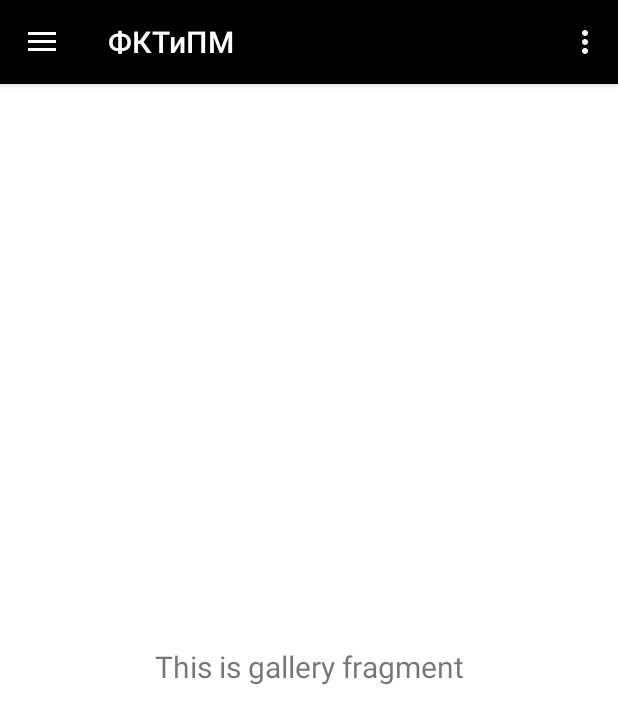
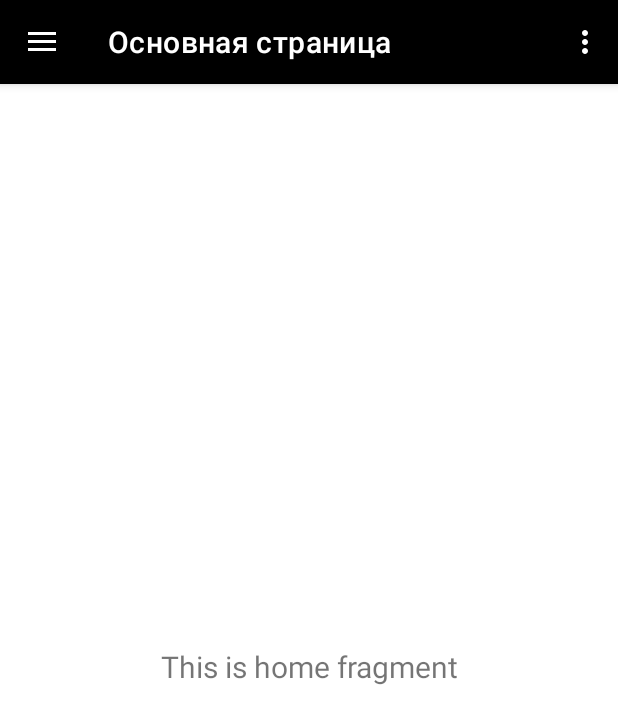
Before and after one commit to eneyshlemil/UniversityInformation, an Android app: the screen it shows after launch (MainActivity), on a phone screen of 412 x 824 dp. Shown: the top 724 px of the screen. Run offline under Robolectric (Android 15) with nearby library versions, the phone set to English and light mode, and no system bars; our stand-ins replace navigation-ui.

Commit message:
-основная страница

```diff
--- a/app/src/main/java/com/example/universityinformation/FacultyActivity.java
+++ /dev/null
@@ -1,14 +0,0 @@
-package com.example.universityinformation;
-
-import androidx.appcompat.app.AppCompatActivity;
-
-import android.os.Bundle;
-
-public class FacultyActivity extends AppCompatActivity {
-
-    @Override
-    protected void onCreate(Bundle savedInstanceState) {
-        super.onCreate(savedInstanceState);
-        setContentView(R.layout.activity_faculty);
-    }
-}
--- a/app/src/main/java/com/example/universityinformation/MainActivity.java
+++ b/app/src/main/java/com/example/universityinformation/MainActivity.java
@@ -40,7 +40,7 @@ public class MainActivity extends AppCompatActivity {
         generateFacultiesMenu(this.faculties);
         NavigationView navigationView = binding.navView;
         mAppBarConfiguration = new AppBarConfiguration.Builder(
-                R.id.nav_fktipm)
+                R.id.nav_home)
                 .setOpenableLayout(drawer)
                 .build();
         NavController navController = Navigation.findNavController(this, R.id.faculty_information);
--- a/app/src/main/java/com/example/universityinformation/ui/fktipm/GalleryFragment.java
+++ b/app/src/main/java/com/example/universityinformation/ui/fktipm/HomeFragment.java
@@ -1,4 +1,4 @@
-package com.example.universityinformation.ui.fktipm;
+package com.example.universityinformation.ui.home;
 
 import android.os.Bundle;
 import android.view.LayoutInflater;
@@ -12,23 +12,23 @@ import androidx.fragment.app.Fragment;
 import androidx.lifecycle.Observer;
 import androidx.lifecycle.ViewModelProvider;
 
-import com.example.universityinformation.databinding.FragmentGalleryBinding;
+import com.example.universityinformation.databinding.FragmentHomeBinding;
 
-public class GalleryFragment extends Fragment {
+public class HomeFragment extends Fragment {
 
-    private GalleryViewModel galleryViewModel;
-    private FragmentGalleryBinding binding;
+    private HomeViewModel homeViewModel;
+    private FragmentHomeBinding binding;
 
     public View onCreateView(@NonNull LayoutInflater inflater,
                              ViewGroup container, Bundle savedInstanceState) {
-        galleryViewModel =
-                new ViewModelProvider(this).get(GalleryViewModel.class);
+        homeViewModel =
+                new ViewModelProvider(this).get(HomeViewModel.class);
 
-        binding = FragmentGalleryBinding.inflate(inflater, container, false);
+        binding = FragmentHomeBinding.inflate(inflater, container, false);
         View root = binding.getRoot();
 
-        final TextView textView = binding.textGallery;
-        galleryViewModel.getText().observe(getViewLifecycleOwner(), new Observer<String>() {
+        final TextView textView = binding.textHome;
+        homeViewModel.getText().observe(getViewLifecycleOwner(), new Observer<String>() {
             @Override
             public void onChanged(@Nullable String s) {
                 textView.setText(s);
--- a/app/src/main/java/com/example/universityinformation/ui/fktipm/GalleryViewModel.java
+++ b/app/src/main/java/com/example/universityinformation/ui/fktipm/HomeViewModel.java
@@ -1,16 +1,16 @@
-package com.example.universityinformation.ui.fktipm;
+package com.example.universityinformation.ui.home;
 
 import androidx.lifecycle.LiveData;
 import androidx.lifecycle.MutableLiveData;
 import androidx.lifecycle.ViewModel;
 
-public class GalleryViewModel extends ViewModel {
+public class HomeViewModel extends ViewModel {
 
     private MutableLiveData<String> mText;
 
-    public GalleryViewModel() {
+    public HomeViewModel() {
         mText = new MutableLiveData<>();
-        mText.setValue("This is gallery fragment");
+        mText.setValue("This is home fragment");
     }
 
     public LiveData<String> getText() {
--- a/app/src/main/res/layout/activity_faculty.xml
+++ /dev/null
@@ -1,9 +0,0 @@
-<?xml version="1.0" encoding="utf-8"?>
-<androidx.constraintlayout.widget.ConstraintLayout xmlns:android="http://schemas.android.com/apk/res/android"
-    xmlns:app="http://schemas.android.com/apk/res-auto"
-    xmlns:tools="http://schemas.android.com/tools"
-    android:layout_width="match_parent"
-    android:layout_height="match_parent"
-    tools:context=".FacultyActivity">
-
-</androidx.constraintlayout.widget.ConstraintLayout>
--- a/app/src/main/res/layout/fragment_gallery.xml
+++ /dev/null
@@ -1,22 +0,0 @@
-<?xml version="1.0" encoding="utf-8"?>
-<androidx.constraintlayout.widget.ConstraintLayout xmlns:android="http://schemas.android.com/apk/res/android"
-    xmlns:app="http://schemas.android.com/apk/res-auto"
-    xmlns:tools="http://schemas.android.com/tools"
-    android:layout_width="match_parent"
-    android:layout_height="match_parent"
-    tools:context=".ui.fktipm.GalleryFragment">
-
-    <TextView
-        android:id="@+id/text_gallery"
-        android:layout_width="match_parent"
-        android:layout_height="wrap_content"
-        android:layout_marginStart="8dp"
-        android:layout_marginTop="8dp"
-        android:layout_marginEnd="8dp"
-        android:textAlignment="center"
-        android:textSize="20sp"
-        app:layout_constraintBottom_toBottomOf="parent"
-        app:layout_constraintEnd_toEndOf="parent"
-        app:layout_constraintStart_toStartOf="parent"
-        app:layout_constraintTop_toTopOf="parent" />
-</androidx.constraintlayout.widget.ConstraintLayout>
--- a/app/src/main/res/menu/activity_main_drawer.xml
+++ b/app/src/main/res/menu/activity_main_drawer.xml
@@ -3,4 +3,9 @@
     xmlns:tools="http://schemas.android.com/tools"
     tools:showIn="navigation_view">
 
+    <group android:checkableBehavior="single">
+        <item
+            android:id="@+id/nav_home"
+            android:title="Основная страница" />
+    </group>
 </menu>
--- a/app/src/main/res/navigation/mobile_navigation.xml
+++ b/app/src/main/res/navigation/mobile_navigation.xml
@@ -3,11 +3,11 @@
     xmlns:app="http://schemas.android.com/apk/res-auto"
     xmlns:tools="http://schemas.android.com/tools"
     android:id="@+id/mobile_navigation"
-    app:startDestination="@+id/nav_fktipm">
+    app:startDestination="@+id/nav_home">
 
     <fragment
-        android:id="@+id/nav_fktipm"
-        android:name="com.example.universityinformation.ui.fktipm.GalleryFragment"
-        android:label="@string/menu_fktipm"
+        android:id="@+id/nav_home"
+        android:name="com.example.universityinformation.ui.home.HomeFragment"
+        android:label="@string/menu_home"
         tools:layout="@layout/fragment_home" />
 </navigation>
--- a/app/src/main/res/values/strings.xml
+++ b/app/src/main/res/values/strings.xml
@@ -7,9 +7,7 @@
     <string name="nav_header_desc">Navigation header</string>
     <string name="action_settings">Settings</string>
 
-    <string name="menu_fktipm">ФКТиПМ</string>
-    <string name="menu_fismo">ФИСМО</string>
-    <string name="menu_matfak">Матфак</string>
+    <string name="menu_home">Основная страница</string>
     <!-- TODO: Remove or change this placeholder text -->
     <string name="hello_blank_fragment">Hello blank fragment</string>
 </resources>
```
